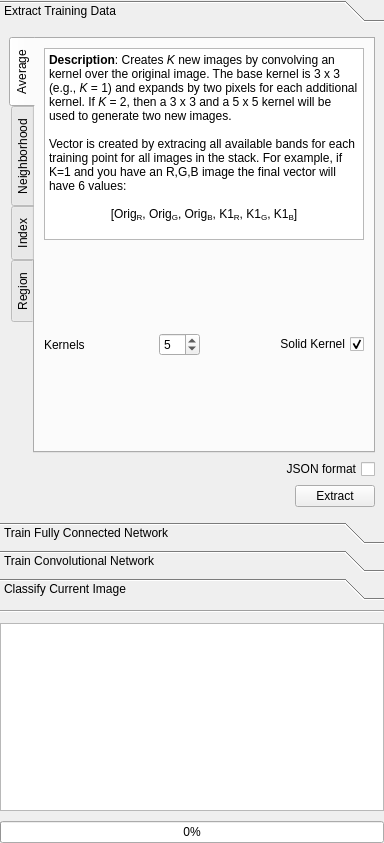
First picture: the form in nenetic/gui/toolkit_widget.ui, repository persts/Nenetic, before the edit.
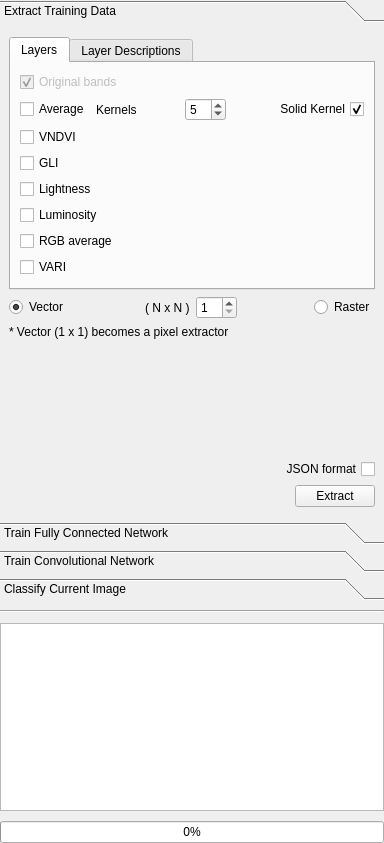
Second picture: the form after the edit.

Commit message: Refactored extractors to be more universal

What changed in the file:
```diff
--- a/nenetic/gui/toolkit_widget.ui
+++ b/nenetic/gui/toolkit_widget.ui
@@ -58,60 +58,39 @@
       <attribute name="label">
        <string>Extract Training Data</string>
       </attribute>
-      <layout class="QVBoxLayout" name="verticalLayout_5">
+      <layout class="QVBoxLayout" name="verticalLayout_4">
        <item>
-        <widget class="QTabWidget" name="tabWidgetExtractors">
-         <property name="tabPosition">
-          <enum>QTabWidget::West</enum>
-         </property>
+        <widget class="QTabWidget" name="tabWidget">
          <property name="currentIndex">
           <number>0</number>
          </property>
-         <widget class="QWidget" name="average">
+         <widget class="QWidget" name="tab">
           <attribute name="title">
-           <string>Average</string>
+           <string>Layers</string>
           </attribute>
-          <layout class="QVBoxLayout" name="verticalLayout_11">
+          <layout class="QVBoxLayout" name="verticalLayout_2">
            <item>
-            <widget class="QTextBrowser" name="textBrowser_2">
-             <property name="sizePolicy">
-              <sizepolicy hsizetype="Expanding" vsizetype="Fixed">
-               <horstretch>0</horstretch>
-               <verstretch>0</verstretch>
-              </sizepolicy>
-             </property>
-             <property name="autoFillBackground">
+            <widget class="QCheckBox" name="checkBoxPixel">
+             <property name="enabled">
               <bool>false</bool>
              </property>
-             <property name="html">
-              <string>&lt;!DOCTYPE HTML PUBLIC &quot;-//W3C//DTD HTML 4.0//EN&quot; &quot;http://www.w3.org/TR/REC-html40/strict.dtd&quot;&gt;
-&lt;html&gt;&lt;head&gt;&lt;meta name=&quot;qrichtext&quot; content=&quot;1&quot; /&gt;&lt;style type=&quot;text/css&quot;&gt;
-p, li { white-space: pre-wrap; }
-&lt;/style&gt;&lt;/head&gt;&lt;body style=&quot; font-family:'Ubuntu'; font-size:11pt; font-weight:400; font-style:normal;&quot;&gt;
-&lt;p style=&quot; margin-top:0px; margin-bottom:0px; margin-left:0px; margin-right:0px; -qt-block-indent:0; text-indent:0px;&quot;&gt;&lt;span style=&quot; font-family:'Sans Serif'; font-size:9pt; font-weight:600;&quot;&gt;Description&lt;/span&gt;&lt;span style=&quot; font-family:'Sans Serif'; font-size:9pt;&quot;&gt;: Creates &lt;/span&gt;&lt;span style=&quot; font-family:'Sans Serif'; font-size:9pt; font-style:italic;&quot;&gt;K&lt;/span&gt;&lt;span style=&quot; font-family:'Sans Serif'; font-size:9pt;&quot;&gt; new images by convolving an kernel over the original image. The base kernel is 3 x 3 (e.g., &lt;/span&gt;&lt;span style=&quot; font-family:'Sans Serif'; font-size:9pt; font-style:italic;&quot;&gt;K&lt;/span&gt;&lt;span style=&quot; font-family:'Sans Serif'; font-size:9pt;&quot;&gt; = 1) and expands by two pixels for each additional kernel. If &lt;/span&gt;&lt;span style=&quot; font-family:'Sans Serif'; font-size:9pt; font-style:italic;&quot;&gt;K&lt;/span&gt;&lt;span style=&quot; font-family:'Sans Serif'; font-size:9pt;&quot;&gt; = 2, then a 3 x 3 and a 5 x 5 kernel will be used to generate two new images. &lt;/span&gt;&lt;/p&gt;
-&lt;p style=&quot;-qt-paragraph-type:empty; margin-top:0px; margin-bottom:0px; margin-left:0px; margin-right:0px; -qt-block-indent:0; text-indent:0px; font-family:'Sans Serif'; font-size:9pt;&quot;&gt;&lt;br /&gt;&lt;/p&gt;
-&lt;p style=&quot; margin-top:0px; margin-bottom:0px; margin-left:0px; margin-right:0px; -qt-block-indent:0; text-indent:0px;&quot;&gt;&lt;span style=&quot; font-family:'Sans Serif'; font-size:9pt;&quot;&gt;Vector is created by extracing all available bands for each training point for all images in the stack. For example, if K=1 and you have an R,G,B image the final vector will have 6 values:&lt;/span&gt;&lt;/p&gt;
-&lt;p style=&quot;-qt-paragraph-type:empty; margin-top:0px; margin-bottom:0px; margin-left:0px; margin-right:0px; -qt-block-indent:0; text-indent:0px; font-family:'Sans Serif'; font-size:9pt;&quot;&gt;&lt;br /&gt;&lt;/p&gt;
-&lt;p align=&quot;center&quot; style=&quot; margin-top:0px; margin-bottom:0px; margin-left:0px; margin-right:0px; -qt-block-indent:0; text-indent:0px;&quot;&gt;&lt;span style=&quot; font-family:'Sans Serif'; font-size:9pt;&quot;&gt;[Orig&lt;/span&gt;&lt;span style=&quot; font-family:'Sans Serif'; font-size:9pt; vertical-align:sub;&quot;&gt;R&lt;/span&gt;&lt;span style=&quot; font-family:'Sans Serif'; font-size:9pt;&quot;&gt;, Orig&lt;/span&gt;&lt;span style=&quot; font-family:'Sans Serif'; font-size:9pt; vertical-align:sub;&quot;&gt;G&lt;/span&gt;&lt;span style=&quot; font-family:'Sans Serif'; font-size:9pt;&quot;&gt;, Orig&lt;/span&gt;&lt;span style=&quot; font-family:'Sans Serif'; font-size:9pt; vertical-align:sub;&quot;&gt;B&lt;/span&gt;&lt;span style=&quot; font-family:'Sans Serif'; font-size:9pt;&quot;&gt;, K1&lt;/span&gt;&lt;span style=&quot; font-family:'Sans Serif'; font-size:9pt; vertical-align:sub;&quot;&gt;R&lt;/span&gt;&lt;span style=&quot; font-family:'Sans Serif'; font-size:9pt;&quot;&gt;, K1&lt;/span&gt;&lt;span style=&quot; font-family:'Sans Serif'; font-size:9pt; vertical-align:sub;&quot;&gt;G&lt;/span&gt;&lt;span style=&quot; font-family:'Sans Serif'; font-size:9pt;&quot;&gt;, K1&lt;/span&gt;&lt;span style=&quot; font-family:'Sans Serif'; font-size:9pt; vertical-align:sub;&quot;&gt;B&lt;/span&gt;&lt;span style=&quot; font-family:'Sans Serif'; font-size:9pt;&quot;&gt;]&lt;/span&gt;&lt;/p&gt;
-&lt;p style=&quot;-qt-paragraph-type:empty; margin-top:0px; margin-bottom:0px; margin-left:0px; margin-right:0px; -qt-block-indent:0; text-indent:0px; font-family:'Sans Serif'; font-size:9pt;&quot;&gt;&lt;br /&gt;&lt;/p&gt;&lt;/body&gt;&lt;/html&gt;</string>
+             <property name="text">
+              <string>Original bands</string>
+             </property>
+             <property name="checked">
+              <bool>true</bool>
              </property>
             </widget>
            </item>
-           <item>
-            <spacer name="verticalSpacer_9">
-             <property name="orientation">
-              <enum>Qt::Vertical</enum>
-             </property>
-             <property name="sizeHint" stdset="0">
-              <size>
-               <width>20</width>
-               <height>40</height>
-              </size>
-             </property>
-            </spacer>
-           </item>
            <item>
             <layout class="QHBoxLayout" name="horizontalLayout_10">
+             <item>
+              <widget class="QCheckBox" name="checkBoxAverage">
+               <property name="text">
+                <string>Average</string>
+               </property>
+              </widget>
+             </item>
              <item>
               <widget class="QLabel" name="label_12">
                <property name="text">
@@ -174,124 +153,58 @@
             </layout>
            </item>
            <item>
-            <spacer name="verticalSpacer_10">
-             <property name="orientation">
-              <enum>Qt::Vertical</enum>
+            <widget class="QCheckBox" name="checkBoxVndvi">
+             <property name="text">
+              <string>VNDVI</string>
              </property>
-             <property name="sizeHint" stdset="0">
-              <size>
-               <width>20</width>
-               <height>76</height>
-              </size>
-             </property>
-            </spacer>
-           </item>
-          </layout>
-         </widget>
-         <widget class="QWidget" name="neighborhood">
-          <attribute name="title">
-           <string>Neighborhood</string>
-          </attribute>
-          <layout class="QVBoxLayout" name="verticalLayout_12">
+            </widget>
+           </item>
            <item>
-            <widget class="QTextBrowser" name="textBrowser_3">
-             <property name="sizePolicy">
-              <sizepolicy hsizetype="Expanding" vsizetype="Fixed">
-               <horstretch>0</horstretch>
-               <verstretch>0</verstretch>
-              </sizepolicy>
+            <widget class="QCheckBox" name="checkBoxGli">
+             <property name="text">
+              <string>GLI</string>
              </property>
-             <property name="autoFillBackground">
-              <bool>false</bool>
-             </property>
-             <property name="html">
-              <string>&lt;!DOCTYPE HTML PUBLIC &quot;-//W3C//DTD HTML 4.0//EN&quot; &quot;http://www.w3.org/TR/REC-html40/strict.dtd&quot;&gt;
-&lt;html&gt;&lt;head&gt;&lt;meta name=&quot;qrichtext&quot; content=&quot;1&quot; /&gt;&lt;style type=&quot;text/css&quot;&gt;
-p, li { white-space: pre-wrap; }
-&lt;/style&gt;&lt;/head&gt;&lt;body style=&quot; font-family:'Ubuntu'; font-size:11pt; font-weight:400; font-style:normal;&quot;&gt;
-&lt;p style=&quot; margin-top:0px; margin-bottom:0px; margin-left:0px; margin-right:0px; -qt-block-indent:0; text-indent:0px;&quot;&gt;&lt;span style=&quot; font-family:'Sans Serif'; font-size:9pt; font-weight:600;&quot;&gt;Description&lt;/span&gt;&lt;span style=&quot; font-family:'Sans Serif'; font-size:9pt;&quot;&gt;: Build a vector for each training point using all available bands in the image for an N x N region (e.g.,  3 x 3 or 5 x 5). If N = 1, this becomes a pixel extractor.&lt;/span&gt;&lt;/p&gt;
-&lt;p style=&quot;-qt-paragraph-type:empty; margin-top:0px; margin-bottom:0px; margin-left:0px; margin-right:0px; -qt-block-indent:0; text-indent:0px; font-family:'Sans Serif'; font-size:9pt;&quot;&gt;&lt;br /&gt;&lt;/p&gt;
-&lt;p style=&quot; margin-top:0px; margin-bottom:0px; margin-left:0px; margin-right:0px; -qt-block-indent:0; text-indent:0px;&quot;&gt;&lt;span style=&quot; font-family:'Sans Serif'; font-size:9pt;&quot;&gt;N should always be an odd number. If N is even then the region will be N-1 x N-1.&lt;/span&gt;&lt;/p&gt;&lt;/body&gt;&lt;/html&gt;</string>
-             </property>
             </widget>
            </item>
            <item>
-            <spacer name="verticalSpacer_11">
-             <property name="orientation">
-              <enum>Qt::Vertical</enum>
+            <widget class="QCheckBox" name="checkBoxLightness">
+             <property name="text">
+              <string>Lightness</string>
              </property>
-             <property name="sizeHint" stdset="0">
-              <size>
-               <width>20</width>
-               <height>91</height>
-              </size>
-             </property>
-            </spacer>
+            </widget>
            </item>
            <item>
-            <layout class="QHBoxLayout" name="horizontalLayout_15">
-             <item>
-              <widget class="QLabel" name="label_13">
+            <widget class="QCheckBox" name="checkBoxLuminosity">
                <property name="text">
-                <string>Region Size ( N x N )</string>
+              <string>Luminosity</string>
                </property>
               </widget>
              </item>
              <item>
-              <widget class="QSpinBox" name="spinBoxNeighborhood">
-               <property name="minimum">
-                <number>1</number>
-               </property>
-               <property name="maximum">
-                <number>25</number>
-               </property>
-               <property name="singleStep">
-                <number>2</number>
-               </property>
-               <property name="value">
-                <number>3</number>
-               </property>
+            <widget class="QCheckBox" name="checkBoxRgbAverage">
+             <property name="text">
+              <string>RGB average</string>
+             </property>
               </widget>
              </item>
              <item>
-              <spacer name="horizontalSpacer_17">
-               <property name="orientation">
-                <enum>Qt::Horizontal</enum>
-               </property>
-               <property name="sizeHint" stdset="0">
-                <size>
-                 <width>40</width>
-                 <height>20</height>
-                </size>
-               </property>
-              </spacer>
-             </item>
-            </layout>
-           </item>
-           <item>
-            <spacer name="verticalSpacer_12">
-             <property name="orientation">
-              <enum>Qt::Vertical</enum>
-             </property>
-             <property name="sizeHint" stdset="0">
-              <size>
-               <width>20</width>
-               <height>91</height>
-              </size>
-             </property>
-            </spacer>
-           </item>
-          </layout>
+            <widget class="QCheckBox" name="checkBoxVari">
+             <property name="text">
+              <string>VARI</string>
+             </property>
+            </widget>
+           </item>
+          </layout>
          </widget>
-         <widget class="QWidget" name="index">
+         <widget class="QWidget" name="tab_2">
           <attribute name="title">
-           <string>Index</string>
+           <string>Layer Descriptions</string>
           </attribute>
-          <layout class="QVBoxLayout" name="verticalLayout_4">
+          <layout class="QVBoxLayout" name="verticalLayout_5">
            <item>
-            <widget class="QTextBrowser" name="textBrowser_4">
+            <widget class="QTextBrowser" name="textBrowser_2">
              <property name="sizePolicy">
-              <sizepolicy hsizetype="Expanding" vsizetype="Fixed">
+              <sizepolicy hsizetype="Expanding" vsizetype="Expanding">
                <horstretch>0</horstretch>
                <verstretch>0</verstretch>
               </sizepolicy>
@@ -304,143 +217,62 @@
 &lt;html&gt;&lt;head&gt;&lt;meta name=&quot;qrichtext&quot; content=&quot;1&quot; /&gt;&lt;style type=&quot;text/css&quot;&gt;
 p, li { white-space: pre-wrap; }
 &lt;/style&gt;&lt;/head&gt;&lt;body style=&quot; font-family:'Ubuntu'; font-size:11pt; font-weight:400; font-style:normal;&quot;&gt;
-&lt;p style=&quot; margin-top:0px; margin-bottom:0px; margin-left:0px; margin-right:0px; -qt-block-indent:0; text-indent:0px;&quot;&gt;&lt;span style=&quot; font-family:'Sans Serif'; font-size:9pt; font-weight:600;&quot;&gt;Description&lt;/span&gt;&lt;span style=&quot; font-family:'Sans Serif'; font-size:9pt;&quot;&gt;: Build a vector for each training point using all available bands and six RGB indices for an N x N region (e.g.,  3 x 3 or 5 x 5). If N = 1, this becomes a pixel extractor.&lt;/span&gt;&lt;/p&gt;
+&lt;p style=&quot; margin-top:0px; margin-bottom:0px; margin-left:0px; margin-right:0px; -qt-block-indent:0; text-indent:0px;&quot;&gt;&lt;span style=&quot; font-family:'Sans Serif'; font-size:9pt; font-weight:600;&quot;&gt;Average&lt;/span&gt;&lt;span style=&quot; font-family:'Sans Serif'; font-size:9pt;&quot;&gt;: Creates &lt;/span&gt;&lt;span style=&quot; font-family:'Sans Serif'; font-size:9pt; font-style:italic;&quot;&gt;K&lt;/span&gt;&lt;span style=&quot; font-family:'Sans Serif'; font-size:9pt;&quot;&gt; new images by convolving an kernel over the original image. The base kernel is 3 x 3 (e.g., &lt;/span&gt;&lt;span style=&quot; font-family:'Sans Serif'; font-size:9pt; font-style:italic;&quot;&gt;K&lt;/span&gt;&lt;span style=&quot; font-family:'Sans Serif'; font-size:9pt;&quot;&gt; = 1) and expands by two pixels for each additional kernel. If &lt;/span&gt;&lt;span style=&quot; font-family:'Sans Serif'; font-size:9pt; font-style:italic;&quot;&gt;K&lt;/span&gt;&lt;span style=&quot; font-family:'Sans Serif'; font-size:9pt;&quot;&gt; = 2, then a 3 x 3 and a 5 x 5 kernel will be used to generate two new images. &lt;/span&gt;&lt;/p&gt;
 &lt;p style=&quot;-qt-paragraph-type:empty; margin-top:0px; margin-bottom:0px; margin-left:0px; margin-right:0px; -qt-block-indent:0; text-indent:0px; font-family:'Sans Serif'; font-size:9pt;&quot;&gt;&lt;br /&gt;&lt;/p&gt;
+&lt;p style=&quot; margin-top:0px; margin-bottom:0px; margin-left:0px; margin-right:0px; -qt-block-indent:0; text-indent:0px;&quot;&gt;&lt;span style=&quot; font-family:'Sans Serif'; font-size:9pt;&quot;&gt;Vector is created by extracing all available bands for each training point for all images in the stack. For example, if K=1 and you have an R,G,B image the final vector will have 6 values:&lt;/span&gt;&lt;/p&gt;
+&lt;p style=&quot;-qt-paragraph-type:empty; margin-top:0px; margin-bottom:0px; margin-left:0px; margin-right:0px; -qt-block-indent:0; text-indent:0px; font-family:'Sans Serif'; font-size:9pt;&quot;&gt;&lt;br /&gt;&lt;/p&gt;
+&lt;p align=&quot;center&quot; style=&quot; margin-top:0px; margin-bottom:0px; margin-left:0px; margin-right:0px; -qt-block-indent:0; text-indent:0px;&quot;&gt;&lt;span style=&quot; font-family:'Sans Serif'; font-size:9pt;&quot;&gt;[Orig&lt;/span&gt;&lt;span style=&quot; font-family:'Sans Serif'; font-size:9pt; vertical-align:sub;&quot;&gt;R&lt;/span&gt;&lt;span style=&quot; font-family:'Sans Serif'; font-size:9pt;&quot;&gt;, Orig&lt;/span&gt;&lt;span style=&quot; font-family:'Sans Serif'; font-size:9pt; vertical-align:sub;&quot;&gt;G&lt;/span&gt;&lt;span style=&quot; font-family:'Sans Serif'; font-size:9pt;&quot;&gt;, Orig&lt;/span&gt;&lt;span style=&quot; font-family:'Sans Serif'; font-size:9pt; vertical-align:sub;&quot;&gt;B&lt;/span&gt;&lt;span style=&quot; font-family:'Sans Serif'; font-size:9pt;&quot;&gt;, K1&lt;/span&gt;&lt;span style=&quot; font-family:'Sans Serif'; font-size:9pt; vertical-align:sub;&quot;&gt;R&lt;/span&gt;&lt;span style=&quot; font-family:'Sans Serif'; font-size:9pt;&quot;&gt;, K1&lt;/span&gt;&lt;span style=&quot; font-family:'Sans Serif'; font-size:9pt; vertical-align:sub;&quot;&gt;G&lt;/span&gt;&lt;span style=&quot; font-family:'Sans Serif'; font-size:9pt;&quot;&gt;, K1&lt;/span&gt;&lt;span style=&quot; font-family:'Sans Serif'; font-size:9pt; vertical-align:sub;&quot;&gt;B&lt;/span&gt;&lt;span style=&quot; font-family:'Sans Serif'; font-size:9pt;&quot;&gt;]&lt;/span&gt;&lt;/p&gt;
+&lt;p align=&quot;center&quot; style=&quot;-qt-paragraph-type:empty; margin-top:0px; margin-bottom:0px; margin-left:0px; margin-right:0px; -qt-block-indent:0; text-indent:0px; font-family:'Sans Serif'; font-size:9pt;&quot;&gt;&lt;br /&gt;&lt;/p&gt;
 &lt;p style=&quot; margin-top:0px; margin-bottom:0px; margin-left:0px; margin-right:0px; -qt-block-indent:0; text-indent:0px;&quot;&gt;&lt;span style=&quot; font-family:'Sans Serif'; font-size:9pt; font-weight:600;&quot;&gt;RGB Indices&lt;/span&gt;&lt;span style=&quot; font-family:'Sans Serif'; font-size:9pt;&quot;&gt;:&lt;/span&gt;&lt;/p&gt;
 &lt;p style=&quot; margin-top:0px; margin-bottom:0px; margin-left:0px; margin-right:0px; -qt-block-indent:0; text-indent:0px;&quot;&gt;&lt;span style=&quot; font-family:'Sans Serif'; font-size:9pt;&quot;&gt;VNDVI = (G - R) / (G + R)&lt;/span&gt;&lt;/p&gt;
 &lt;p style=&quot; margin-top:0px; margin-bottom:0px; margin-left:0px; margin-right:0px; -qt-block-indent:0; text-indent:0px;&quot;&gt;&lt;span style=&quot; font-family:'Sans Serif'; font-size:9pt;&quot;&gt;GLI = (2 * G - R - B) / (2 * G + R + B)&lt;/span&gt;&lt;/p&gt;
-&lt;p style=&quot; margin-top:0px; margin-bottom:0px; margin-left:0px; margin-right:0px; -qt-block-indent:0; text-indent:0px;&quot;&gt;&lt;span style=&quot; font-family:'Sans Serif'; font-size:9pt;&quot;&gt;VARI = (G - R) / (G + R - B)&lt;/span&gt;&lt;/p&gt;
-&lt;p style=&quot; margin-top:0px; margin-bottom:0px; margin-left:0px; margin-right:0px; -qt-block-indent:0; text-indent:0px;&quot;&gt;&lt;span style=&quot; font-family:'Sans Serif'; font-size:9pt;&quot;&gt;Average = (R + G + B) / 3&lt;/span&gt;&lt;/p&gt;
-&lt;p style=&quot; margin-top:0px; margin-bottom:0px; margin-left:0px; margin-right:0px; -qt-block-indent:0; text-indent:0px;&quot;&gt;&lt;span style=&quot; font-family:'Sans Serif'; font-size:9pt;&quot;&gt;luminosity = 0.21 * R + 072 * G + 0.07 * B&lt;/span&gt;&lt;/p&gt;
 &lt;p style=&quot; margin-top:0px; margin-bottom:0px; margin-left:0px; margin-right:0px; -qt-block-indent:0; text-indent:0px;&quot;&gt;&lt;span style=&quot; font-family:'Sans Serif'; font-size:9pt;&quot;&gt;Lightness = max(RGB) + min(RGB) / 2&lt;/span&gt;&lt;/p&gt;
-&lt;p style=&quot;-qt-paragraph-type:empty; margin-top:0px; margin-bottom:0px; margin-left:0px; margin-right:0px; -qt-block-indent:0; text-indent:0px; font-family:'Sans Serif'; font-size:9pt;&quot;&gt;&lt;br /&gt;&lt;/p&gt;
-&lt;p style=&quot; margin-top:0px; margin-bottom:0px; margin-left:0px; margin-right:0px; -qt-block-indent:0; text-indent:0px;&quot;&gt;&lt;span style=&quot; font-family:'Sans Serif'; font-size:9pt;&quot;&gt;N should always be an odd number. If N is even then the region will be N-1 x N-1.&lt;/span&gt;&lt;/p&gt;&lt;/body&gt;&lt;/html&gt;</string>
+&lt;p style=&quot; margin-top:0px; margin-bottom:0px; margin-left:0px; margin-right:0px; -qt-block-indent:0; text-indent:0px;&quot;&gt;&lt;span style=&quot; font-family:'Sans Serif'; font-size:9pt;&quot;&gt;Luminosity = 0.21 * R + 072 * G + 0.07 * B&lt;/span&gt;&lt;/p&gt;
+&lt;p style=&quot; margin-top:0px; margin-bottom:0px; margin-left:0px; margin-right:0px; -qt-block-indent:0; text-indent:0px;&quot;&gt;&lt;span style=&quot; font-family:'Sans Serif'; font-size:9pt;&quot;&gt;RGBAverage = (R + G + B) / 3&lt;/span&gt;&lt;/p&gt;
+&lt;p style=&quot; margin-top:0px; margin-bottom:0px; margin-left:0px; margin-right:0px; -qt-block-indent:0; text-indent:0px;&quot;&gt;&lt;span style=&quot; font-family:'Sans Serif'; font-size:9pt;&quot;&gt;VARI = (G - R) / (G + R - B)&lt;/span&gt;&lt;/p&gt;&lt;/body&gt;&lt;/html&gt;</string>
              </property>
             </widget>
            </item>
-           <item>
-            <spacer name="verticalSpacer_13">
-             <property name="orientation">
-              <enum>Qt::Vertical</enum>
-             </property>
-             <property name="sizeHint" stdset="0">
-              <size>
-               <width>20</width>
-               <height>33</height>
-              </size>
-             </property>
-            </spacer>
-           </item>
-           <item>
-            <layout class="QHBoxLayout" name="horizontalLayout_20">
-             <item>
-              <widget class="QLabel" name="label_21">
-               <property name="text">
-                <string>Region Size ( N x N )</string>
-               </property>
-              </widget>
-             </item>
-             <item>
-              <widget class="QSpinBox" name="spinBoxNeighborhood2">
-               <property name="minimum">
-                <number>1</number>
-               </property>
-               <property name="maximum">
-                <number>25</number>
-               </property>
-               <property name="singleStep">
-                <number>2</number>
-               </property>
-               <property name="value">
-                <number>1</number>
-               </property>
-              </widget>
-             </item>
-             <item>
-              <spacer name="horizontalSpacer_26">
-               <property name="orientation">
-                <enum>Qt::Horizontal</enum>
-               </property>
-               <property name="sizeHint" stdset="0">
-                <size>
-                 <width>40</width>
-                 <height>20</height>
-                </size>
-               </property>
-              </spacer>
-             </item>
-            </layout>
-           </item>
-           <item>
-            <spacer name="verticalSpacer_3">
-             <property name="orientation">
-              <enum>Qt::Vertical</enum>
-             </property>
-             <property name="sizeHint" stdset="0">
-              <size>
-               <width>20</width>
-               <height>40</height>
-              </size>
-             </property>
-            </spacer>
-           </item>
-          </layout>
+          </layout>
          </widget>
-         <widget class="QWidget" name="region">
-          <attribute name="title">
-           <string>Region</string>
-          </attribute>
-          <layout class="QVBoxLayout" name="verticalLayout_2">
-           <item>
-            <widget class="QTextBrowser" name="textBrowser_5">
-             <property name="sizePolicy">
-              <sizepolicy hsizetype="Expanding" vsizetype="Fixed">
-               <horstretch>0</horstretch>
-               <verstretch>0</verstretch>
-              </sizepolicy>
-             </property>
-             <property name="autoFillBackground">
-              <bool>false</bool>
-             </property>
-             <property name="html">
-              <string>&lt;!DOCTYPE HTML PUBLIC &quot;-//W3C//DTD HTML 4.0//EN&quot; &quot;http://www.w3.org/TR/REC-html40/strict.dtd&quot;&gt;
-&lt;html&gt;&lt;head&gt;&lt;meta name=&quot;qrichtext&quot; content=&quot;1&quot; /&gt;&lt;style type=&quot;text/css&quot;&gt;
-p, li { white-space: pre-wrap; }
-&lt;/style&gt;&lt;/head&gt;&lt;body style=&quot; font-family:'Ubuntu'; font-size:11pt; font-weight:400; font-style:normal;&quot;&gt;
-&lt;p style=&quot; margin-top:0px; margin-bottom:0px; margin-left:0px; margin-right:0px; -qt-block-indent:0; text-indent:0px;&quot;&gt;&lt;span style=&quot; font-family:'Sans Serif'; font-size:9pt; font-weight:600;&quot;&gt;Description&lt;/span&gt;&lt;span style=&quot; font-family:'Sans Serif'; font-size:9pt;&quot;&gt;: Extracts a N x N sub image for convolutional neural networks.&lt;/span&gt;&lt;/p&gt;
-&lt;p style=&quot;-qt-paragraph-type:empty; margin-top:0px; margin-bottom:0px; margin-left:0px; margin-right:0px; -qt-block-indent:0; text-indent:0px; font-family:'Sans Serif'; font-size:9pt;&quot;&gt;&lt;br /&gt;&lt;/p&gt;
-&lt;p style=&quot; margin-top:0px; margin-bottom:0px; margin-left:0px; margin-right:0px; -qt-block-indent:0; text-indent:0px;&quot;&gt;&lt;span style=&quot; font-family:'Sans Serif'; font-size:9pt;&quot;&gt;N should always be an odd number. If N is even then the region will be N-1 x N-1.&lt;/span&gt;&lt;/p&gt;
-&lt;p style=&quot;-qt-paragraph-type:empty; margin-top:0px; margin-bottom:0px; margin-left:0px; margin-right:0px; -qt-block-indent:0; text-indent:0px; font-family:'Sans Serif'; font-size:9pt;&quot;&gt;&lt;br /&gt;&lt;/p&gt;
-&lt;p style=&quot; margin-top:0px; margin-bottom:0px; margin-left:0px; margin-right:0px; -qt-block-indent:0; text-indent:0px;&quot;&gt;&lt;span style=&quot; font-family:'Sans Serif'; font-size:9pt;&quot;&gt;If you select to include the indices, for an RGB image the resulting subimage will be N x N x 9. **See Index extractor.&lt;/span&gt;&lt;/p&gt;&lt;/body&gt;&lt;/html&gt;</string>
-             </property>
-            </widget>
-           </item>
-           <item>
-            <spacer name="verticalSpacer_4">
-             <property name="orientation">
-              <enum>Qt::Vertical</enum>
-             </property>
-             <property name="sizeHint" stdset="0">
-              <size>
-               <width>20</width>
-               <height>48</height>
-              </size>
-             </property>
-            </spacer>
-           </item>
+        </widget>
+       </item>
            <item>
             <layout class="QHBoxLayout" name="horizontalLayout_21">
+         <item>
+          <widget class="QRadioButton" name="radioButtonVector">
+           <property name="text">
+            <string>Vector</string>
+           </property>
+           <property name="checked">
+            <bool>true</bool>
+           </property>
+          </widget>
+         </item>
+         <item>
+          <spacer name="horizontalSpacer_10">
+           <property name="orientation">
+            <enum>Qt::Horizontal</enum>
+           </property>
+           <property name="sizeHint" stdset="0">
+            <size>
+             <width>40</width>
+             <height>20</height>
+            </size>
+           </property>
+          </spacer>
+         </item>
              <item>
               <widget class="QLabel" name="label_22">
                <property name="text">
-                <string>Region Size ( N x N )</string>
+            <string>( N x N )</string>
                </property>
               </widget>
              </item>
              <item>
               <widget class="QSpinBox" name="spinBoxRegionSize">
                <property name="minimum">
-                <number>19</number>
+            <number>1</number>
                </property>
                <property name="maximum">
                 <number>99</number>
@@ -449,7 +281,7 @@
                 <number>2</number>
                </property>
                <property name="value">
-                <number>31</number>
+            <number>1</number>
                </property>
               </widget>
              </item>
@@ -466,51 +298,34 @@
                </property>
               </spacer>
              </item>
-            </layout>
-           </item>
            <item>
-            <layout class="QHBoxLayout" name="horizontalLayout_6">
-             <item>
-              <widget class="QCheckBox" name="checkBoxIncludeIndices">
-               <property name="layoutDirection">
-                <enum>Qt::RightToLeft</enum>
-               </property>
+          <widget class="QRadioButton" name="radioButtonRaster">
                <property name="text">
-                <string>Include RGB indices</string>
+            <string>Raster</string>
                </property>
               </widget>
              </item>
+        </layout>
+       </item>
              <item>
-              <spacer name="horizontalSpacer_10">
-               <property name="orientation">
-                <enum>Qt::Horizontal</enum>
-               </property>
-               <property name="sizeHint" stdset="0">
-                <size>
-                 <width>40</width>
-                 <height>20</height>
-                </size>
-               </property>
-              </spacer>
-             </item>
-            </layout>
-           </item>
+        <widget class="QLabel" name="label_13">
+         <property name="text">
+          <string>* Vector (1 x 1) becomes a pixel extractor</string>
+         </property>
+        </widget>
+       </item>
            <item>
-            <spacer name="verticalSpacer_5">
+        <spacer name="verticalSpacer_3">
              <property name="orientation">
               <enum>Qt::Vertical</enum>
              </property>
              <property name="sizeHint" stdset="0">
               <size>
                <width>20</width>
-               <height>48</height>
+           <height>69</height>
               </size>
              </property>
             </spacer>
-           </item>
-          </layout>
-         </widget>
-        </widget>
        </item>
        <item>
         <layout class="QHBoxLayout" name="horizontalLayout_8">
```
Lines whose indentation alone changed are shown as unchanged. The commit also changes 10 other files.
